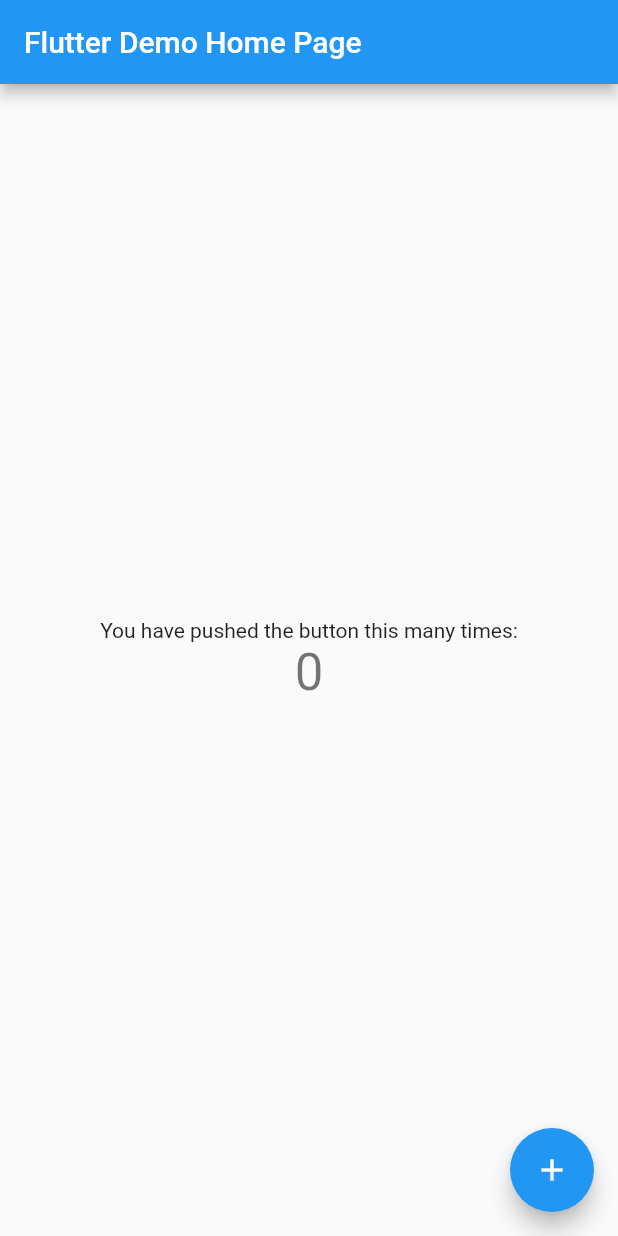
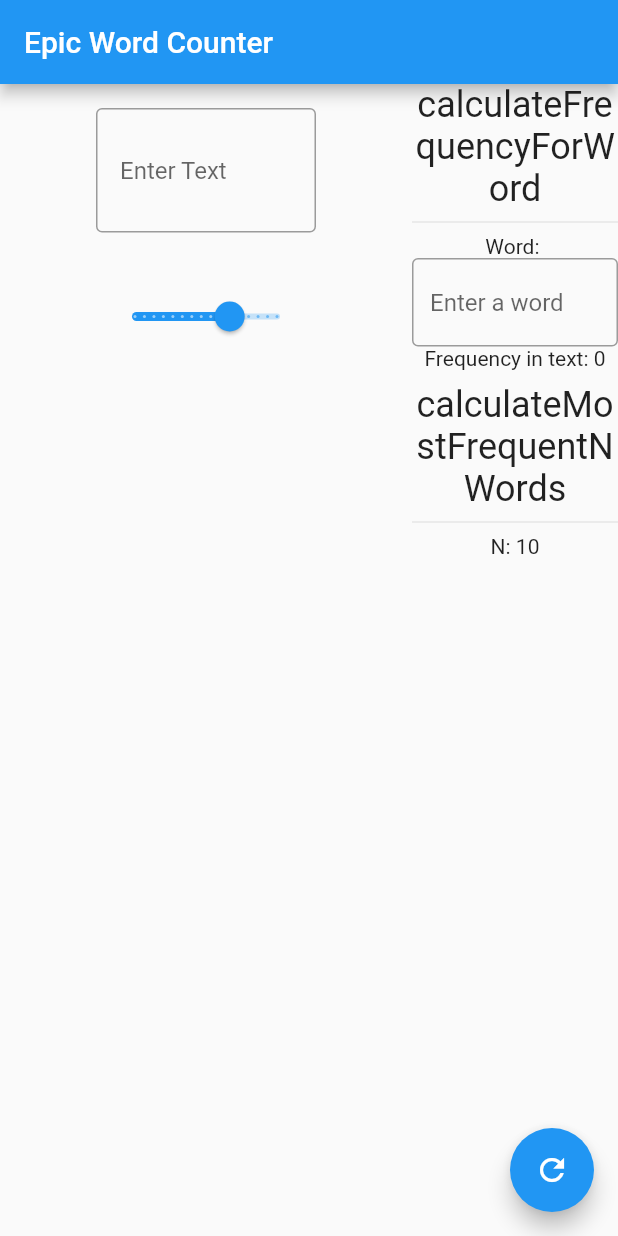
Before and after one commit to iamwalter/ordina_assignment, a Flutter app: the screen it shows after launch, on a phone screen of 412 x 824 dp. Run offline on Flutter 3.47's test engine with Material 2 defaults, Android fonts, the phone set to English and light mode, and no system bars.

Commit message:
started with UI

```diff
--- a/lib/main.dart
+++ b/lib/main.dart
@@ -1,96 +1,9 @@
 import 'package:flutter/material.dart';
+import 'package:ordina_assignment/presentation/home_page.dart';
+import 'package:ordina_assignment/word_analyzer_notifier.dart';
+import 'package:ordina_assignment/word_processing.dart';
+import 'package:provider/provider.dart';
 
 void main() {
   runApp(const MyApp());
 }
-
-class MyApp extends StatelessWidget {
-  const MyApp({Key? key}) : super(key: key);
-
-  @override
-  Widget build(BuildContext context) {
-    return MaterialApp(
-      title: 'Flutter Demo',
-      theme: ThemeData(
-        primarySwatch: Colors.blue,
-      ),
-      home: const MyHomePage(title: 'Flutter Demo Home Page'),
-    );
-  }
-}
-
-class MyHomePage extends StatefulWidget {
-  const MyHomePage({Key? key, required this.title}) : super(key: key);
-
-  final String title;
-
-  @override
-  State<MyHomePage> createState() => _MyHomePageState();
-}
-
-class _MyHomePageState extends State<MyHomePage> {
-  int _counter = 0;
-
-  void _incrementCounter() {
-    setState(() {
-      // This call to setState tells the Flutter framework that something has
-      // changed in this State, which causes it to rerun the build method below
-      // so that the display can reflect the updated values. If we changed
-      // _counter without calling setState(), then the build method would not be
-      // called again, and so nothing would appear to happen.
-      _counter++;
-    });
-  }
-
-  @override
-  Widget build(BuildContext context) {
-    // This method is rerun every time setState is called, for instance as done
-    // by the _incrementCounter method above.
-    //
-    // The Flutter framework has been optimized to make rerunning build methods
-    // fast, so that you can just rebuild anything that needs updating rather
-    // than having to individually change instances of widgets.
-    return Scaffold(
-      appBar: AppBar(
-        // Here we take the value from the MyHomePage object that was created by
-        // the App.build method, and use it to set our appbar title.
-        title: Text(widget.title),
-      ),
-      body: Center(
-        // Center is a layout widget. It takes a single child and positions it
-        // in the middle of the parent.
-        child: Column(
-          // Column is also a layout widget. It takes a list of children and
-          // arranges them vertically. By default, it sizes itself to fit its
-          // children horizontally, and tries to be as tall as its parent.
-          //
-          // Invoke "debug painting" (press "p" in the console, choose the
-          // "Toggle Debug Paint" action from the Flutter Inspector in Android
-          // Studio, or the "Toggle Debug Paint" command in Visual Studio Code)
-          // to see the wireframe for each widget.
-          //
-          // Column has various properties to control how it sizes itself and
-          // how it positions its children. Here we use mainAxisAlignment to
-          // center the children vertically; the main axis here is the vertical
-          // axis because Columns are vertical (the cross axis would be
-          // horizontal).
-          mainAxisAlignment: MainAxisAlignment.center,
-          children: <Widget>[
-            const Text(
-              'You have pushed the button this many times:',
-            ),
-            Text(
-              '$_counter',
-              style: Theme.of(context).textTheme.headline4,
-            ),
-          ],
-        ),
-      ),
-      floatingActionButton: FloatingActionButton(
-        onPressed: _incrementCounter,
-        tooltip: 'Increment',
-        child: const Icon(Icons.add),
-      ), // This trailing comma makes auto-formatting nicer for build methods.
-    );
-  }
-}
--- /dev/null
+++ b/lib/presentation/home_page.dart
@@ -0,0 +1,102 @@
+import 'package:flutter/material.dart';
+import 'package:flutter/services.dart';
+import 'package:ordina_assignment/presentation/information_box.dart';
+import 'package:ordina_assignment/presentation/main_text.dart';
+import 'package:ordina_assignment/word_analyzer_notifier.dart';
+import 'package:ordina_assignment/word_processing.dart';
+import 'package:provider/provider.dart';
+
+class MyApp extends StatelessWidget {
+  const MyApp({Key? key}) : super(key: key);
+
+  @override
+  Widget build(BuildContext context) {
+    return MaterialApp(
+      theme: ThemeData(
+        primarySwatch: Colors.blue,
+      ),
+      home: ChangeNotifierProvider(
+        create: (_) => WordAnalyzerNotifier(WordFrequencyAnalyzerImpl()),
+        child: const MyHomePage(title: 'Epic Word Counter'),
+      ),
+    );
+  }
+}
+
+class MyHomePage extends StatefulWidget {
+  const MyHomePage({Key? key, required this.title}) : super(key: key);
+
+  final String title;
+
+  @override
+  State<MyHomePage> createState() => _MyHomePageState();
+}
+
+class _MyHomePageState extends State<MyHomePage> {
+  @override
+  Widget build(BuildContext context) {
+    return Scaffold(
+      appBar: AppBar(
+        title: Text(widget.title),
+      ),
+      body: Row(
+        children: [
+          Expanded(flex: 4, child: MainText()),
+          Expanded(
+            flex: 2,
+            child: Consumer<WordAnalyzerNotifier>(
+              builder: (context, store, builder) {
+                return Column(
+                  mainAxisAlignment: MainAxisAlignment.start,
+                  children: [
+                    InformationBox(
+                      title: "calculateFrequencyForWord",
+                      child: Column(
+                        children: [
+                          Text("Word: ${store.word}"),
+                          TextField(
+                            onChanged: (str) => store.onWordChange(str),
+                            inputFormatters: [
+                              FilteringTextInputFormatter.deny(RegExp(r'\s')),
+                            ],
+                            decoration: const InputDecoration(
+                              border: OutlineInputBorder(),
+                              hintText: 'Enter a word',
+                            ),
+                          ),
+                          Text("Frequency in text: ${store.frequencyForWord}")
+                        ],
+                      ),
+                    ),
+                    InformationBox(
+                      title: "calculateMostFrequentNWords",
+                      child: Column(
+                        children: [
+                          Text("N: ${store.nWords}"),
+                          ListView.builder(
+                            shrinkWrap: true,
+                            itemCount: store.wordFrequencies.length,
+                            itemBuilder: (context, i) {
+                              final items = store.wordFrequencies;
+
+                              return Text(items[i].toString());
+                            },
+                          ),
+                        ],
+                      ),
+                    ),
+                  ],
+                );
+              },
+            ),
+          ),
+        ],
+      ),
+      floatingActionButton: FloatingActionButton(
+        tooltip: 'Increment',
+        onPressed: () => print("pressed"),
+        child: const Icon(Icons.refresh),
+      ),
+    );
+  }
+}
--- /dev/null
+++ b/lib/presentation/information_box.dart
@@ -0,0 +1,33 @@
+import 'package:flutter/cupertino.dart';
+import 'package:flutter/material.dart';
+
+class InformationBox extends StatelessWidget {
+  final String title;
+  final Widget child;
+
+  const InformationBox({
+    Key? key,
+    required this.title,
+    required this.child,
+  }) : super(key: key);
+
+  @override
+  Widget build(BuildContext context) {
+    return ConstrainedBox(
+      constraints: BoxConstraints(minHeight: 200.0),
+      child: Column(
+        children: [
+          Text(
+            title,
+            textAlign: TextAlign.center,
+            style: const TextStyle(
+              fontSize: 24.0,
+            ),
+          ),
+          const Divider(),
+          child,
+        ],
+      ),
+    );
+  }
+}
--- /dev/null
+++ b/lib/presentation/main_text.dart
@@ -0,0 +1,42 @@
+import 'package:flutter/material.dart';
+import 'package:flutter/services.dart';
+import 'package:ordina_assignment/word_analyzer_notifier.dart';
+import 'package:provider/provider.dart';
+
+class MainText extends StatelessWidget {
+  const MainText({Key? key}) : super(key: key);
+
+  @override
+  Widget build(BuildContext context) {
+    return Consumer<WordAnalyzerNotifier>(
+      builder: (context, store, child) {
+        return Padding(
+          padding: const EdgeInsets.symmetric(horizontal: 64.0, vertical: 16.0),
+          child: Column(
+            children: [
+              TextField(
+                onChanged: (str) => store.onTextChange(str),
+                keyboardType: TextInputType.multiline,
+                decoration: const InputDecoration(
+                  border: OutlineInputBorder(),
+                  contentPadding:
+                      EdgeInsets.symmetric(vertical: 32.0, horizontal: 16.0),
+                  hintText: "Enter Text",
+                ),
+                maxLines: null,
+              ),
+              const SizedBox(height: 32.0),
+              Slider(
+                  value: store.nWords.toDouble(),
+                  divisions: 15,
+                  label: "N: ${store.nWords.round().toString()}",
+                  min: 1,
+                  max: 15,
+                  onChanged: (value) => store.onNWordsChange(value))
+            ],
+          ),
+        );
+      },
+    );
+  }
+}
--- /dev/null
+++ b/lib/word_analyzer_notifier.dart
@@ -0,0 +1,42 @@
+import 'package:flutter/cupertino.dart';
+import 'package:ordina_assignment/word_processing.dart';
+
+class WordAnalyzerNotifier extends ChangeNotifier {
+  WordFrequencyAnalyzer wordFrequencyAnalyzer;
+
+  WordAnalyzerNotifier(this.wordFrequencyAnalyzer);
+
+  String word = "";
+  String text = "";
+
+  int nWords = 10;
+  int frequencyForWord = 0;
+  List<WordFrequency> wordFrequencies = [];
+
+  void _handle() {
+    frequencyForWord =
+        wordFrequencyAnalyzer.calculateFrequencyForWord(text, word);
+    wordFrequencies =
+        wordFrequencyAnalyzer.calculateMostFrequentNWords(text, nWords);
+
+    notifyListeners();
+  }
+
+  void onTextChange(String text) {
+    this.text = text;
+
+    _handle();
+  }
+
+  void onWordChange(String word) {
+    this.word = word;
+
+    _handle();
+  }
+
+  void onNWordsChange(double nWords) {
+    this.nWords = nWords.round();
+
+    _handle();
+  }
+}
--- a/lib/word_processing.dart
+++ b/lib/word_processing.dart
@@ -6,7 +6,7 @@ class WordFrequency {
 
   @override
   String toString() {
-    return "$word - $frequency";
+    return "{'$word', $frequency}";
   }
 
   @override
@@ -37,11 +37,11 @@ abstract class WordFrequencyAnalyzer {
   List<WordFrequency> calculateMostFrequentNWords(String text, int n);
 }
 
-class WordFrequencyAnalyzeImpl implements WordFrequencyAnalyzer {
+class WordFrequencyAnalyzerImpl implements WordFrequencyAnalyzer {
   @override
   int calculateFrequencyForWord(String text, String word) => text
       .split(' ')
-      .where((w) => w.toLowerCase() == word.toLowerCase())
+      .where((w) => w.toLowerCase() == word.toLowerCase() && word != '')
       .length;
 
   @override
@@ -62,7 +62,7 @@ class WordFrequencyAnalyzeImpl implements WordFrequencyAnalyzer {
     final dict = <String, int>{};
 
     text.split(' ').forEach((word) {
-      if (!dict.containsValue(word.toLowerCase())) {
+      if (!dict.containsValue(word.toLowerCase()) && word != '') {
         dict[word.toLowerCase()] = calculateFrequencyForWord(text, word);
       }
     });
@@ -79,6 +79,8 @@ class WordFrequencyAnalyzeImpl implements WordFrequencyAnalyzer {
       return b.frequency - a.frequency;
     });
 
+    if (n >= list.length) return list;
+
     return list.sublist(0, n);
   }
 }
--- a/pubspec.yaml
+++ b/pubspec.yaml
@@ -34,6 +34,7 @@ dependencies:
   # The following adds the Cupertino Icons font to your application.
   # Use with the CupertinoIcons class for iOS style icons.
   cupertino_icons: ^1.0.2
+  provider: ^6.0.3
 
 dev_dependencies:
   flutter_test:
```
Also changed, not shown: pubspec.lock, 1 other file.
